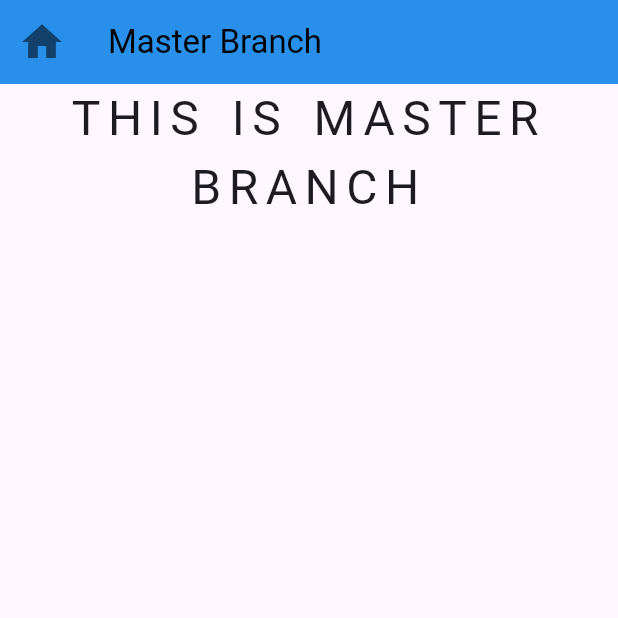
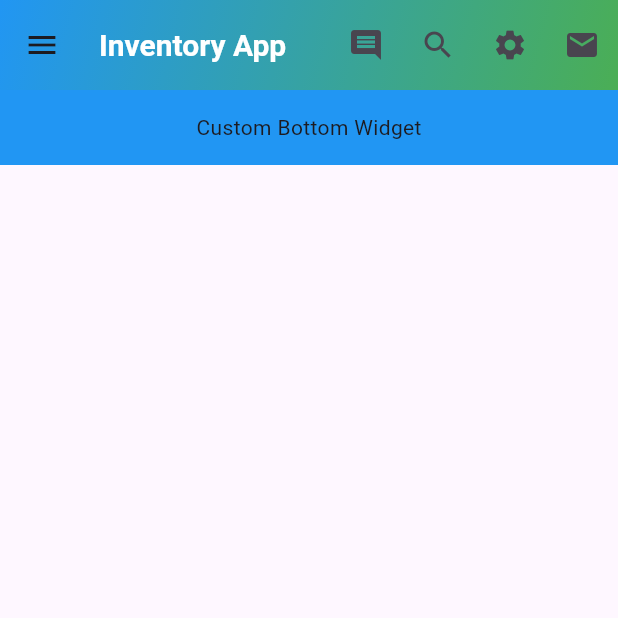
Before and after one commit to bongodevops/Flutter_Custom_Widgets, a Flutter app: the screen it shows after launch, on a phone screen of 412 x 824 dp, the top half of it. Run offline on Flutter 3.47's test engine with Material 3 defaults, Android fonts, the phone set to English and light mode, and no system bars.

Commit message:
4-AppBar

```diff
--- a/lib/main.dart
+++ b/lib/main.dart
@@ -1,7 +1,7 @@
 import 'package:flutter/material.dart';
 
-void main() {
-  runApp(const MyApp());
+main() {
+  runApp(const MyApp()); // Application
 }
 
 class MyApp extends StatelessWidget {
@@ -10,48 +10,141 @@ class MyApp extends StatelessWidget {
   @override
   Widget build(BuildContext context) {
     return MaterialApp(
-      title: 'Text_RichText',
       theme: ThemeData(
-        textTheme: TextTheme(
-          headlineLarge: TextStyle(fontSize: 32, fontWeight: FontWeight.bold),
-          bodyLarge: TextStyle(fontSize: 16, color: Colors.black),
-        ),
+        primarySwatch: Colors.green,
+        iconTheme: IconThemeData(color: Colors.white),
       ),
-      home: HomeScreen(),
+
+      darkTheme: ThemeData(primarySwatch: Colors.amber),
+      color: Colors.blue,
+      debugShowCheckedModeBanner: false,
+      home: const HomeActivity(),
     );
   }
 }
 
-class HomeScreen extends StatelessWidget {
-  const HomeScreen({super.key});
+class HomeActivity extends StatelessWidget {
+  const HomeActivity({super.key});
+
+  mySnackBar(message, context) {
+    return ScaffoldMessenger.of(
+      context,
+    ).showSnackBar(SnackBar(content: Text(message)));
+  }
 
   @override
   Widget build(BuildContext context) {
     return Scaffold(
-      //backgroundColor: const Color(0xFF10C419),
       appBar: AppBar(
-        leading: const Icon(Icons.home, color: Colors.black54, size: 32),
-        title: const Text(
-          'Master Branch',
-          style: TextStyle(color: Colors.black),
+        title: Text(
+          "Inventory App",
+          style: TextStyle(
+            fontSize: 20.0,
+            fontWeight: FontWeight.bold,
+            color: Colors.white,
+          ),
         ),
-        backgroundColor: Colors.blue,
-        elevation: 5,
-      ),
-      body: Column(
-        children: [
-          Text(
-            'This is Master Branch'.toUpperCase(),
-            textAlign: TextAlign.center,
-            maxLines: 3,
-            style: const TextStyle(
-              fontSize: 32,
-              wordSpacing: 4,
-              letterSpacing: 5,
-              overflow: TextOverflow.ellipsis,
+
+        //// AppBar with Custom Background Gradient
+        flexibleSpace: Container(
+          decoration: BoxDecoration(
+            gradient: LinearGradient(
+              colors: [Colors.blue, Colors.green],
+              begin: Alignment.topLeft,
+              end: Alignment.bottomRight,
             ),
           ),
+        ),
+
+        titleSpacing: 10,
+        toolbarHeight: 60,
+        toolbarOpacity: 1,
+        elevation: 5,
+        //centerTitle: true,
+        // brightness: Brightness.dark,
+        // backgroundColor: Colors.amber,
+        backgroundColor: Colors.transparent,
+        //// AppBar with Custom Action Widget and Icon
+        actions: [
+          IconButton(
+            onPressed: () {
+              mySnackBar("I am comments", context);
+            },
+            icon: const Icon(Icons.comment),
+          ),
+          IconButton(
+            onPressed: () {
+              mySnackBar("I am search", context);
+            },
+            icon: const Icon(Icons.search),
+          ),
+          IconButton(
+            onPressed: () {
+              mySnackBar("I am settings", context);
+            },
+            icon: const Icon(Icons.settings),
+          ),
+          IconButton(
+            onPressed: () {
+              mySnackBar("I am email", context);
+            },
+            icon: const Icon(Icons.email),
+          ),
         ],
+
+        //// PopupMenuButton
+        // actions: [
+        //   IconButton(
+        //     icon: Icon(Icons.search),
+        //     onPressed: () {
+        //       // Search action
+        //     },
+        //   ),
+        //   PopupMenuButton(
+        //     itemBuilder: (context) => [
+        //       PopupMenuItem(
+        //         child: Text('Settings'),
+        //         value: 'settings',
+        //       ),
+        //       PopupMenuItem(
+        //         child: Text('Logout'),
+        //         value: 'logout',
+        //       ),
+        //     ],
+        //     onSelected: (value) {
+        //       // Handle menu item selection
+        //     },
+        //   ),
+        // ],
+        leading: IconButton(onPressed: () {}, icon: Icon(Icons.menu)),
+
+        //// AppBar with Search
+
+        // title: TextField(
+        //   decoration: InputDecoration(
+        //     hintText: 'Search...',
+        //     border: InputBorder.none,
+        //   ),
+        // ),
+
+        ////একটি কাস্টম টাইটেল widget এবং আইকন সহ AppBar তৈরি করতে title প্রপার্টি ব্যবহার করুন।
+        // title: Row(
+        //   children: [
+        //     Icon(Icons.home),
+        //     SizedBox(width: 10),
+        //     Text('My App'),
+        //   ],
+        // ),
+
+        //// AppBar with Custom Bottom Height
+        bottom: PreferredSize(
+          preferredSize: Size.fromHeight(50.0),
+          child: Container(
+            color: Colors.blue,
+            height: 50.0,
+            child: Center(child: Text('Custom Bottom Widget')),
+          ),
+        ),
       ),
     );
   }
```
